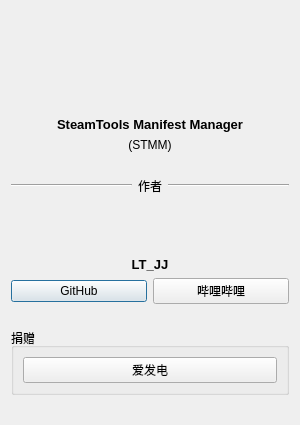
This is aboutdialog.ui in LTJJer/SteamTools-Manifest-Manager as Qt 5 draws it before an edit. The edited form follows.
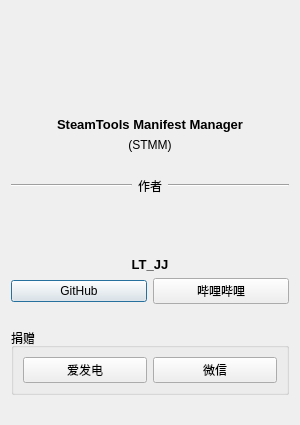
This is the edited form. Icons and pictures are not drawn.

Commit message: feat(donate): 添加微信捐赠方式

Diff of the .ui file:
```diff
--- a/aboutdialog.ui
+++ b/aboutdialog.ui
@@ -248,6 +248,16 @@
         </property>
        </widget>
       </item>
+      <item>
+       <widget class="QPushButton" name="btn_Donate_LT_JJ_WeChat">
+        <property name="toolTip">
+         <string>https://www.ifdian.net/a/LT_JJ</string>
+        </property>
+        <property name="text">
+         <string>微信</string>
+        </property>
+       </widget>
+      </item>
      </layout>
     </widget>
    </item>
```
The commit also changes 8 other files.
